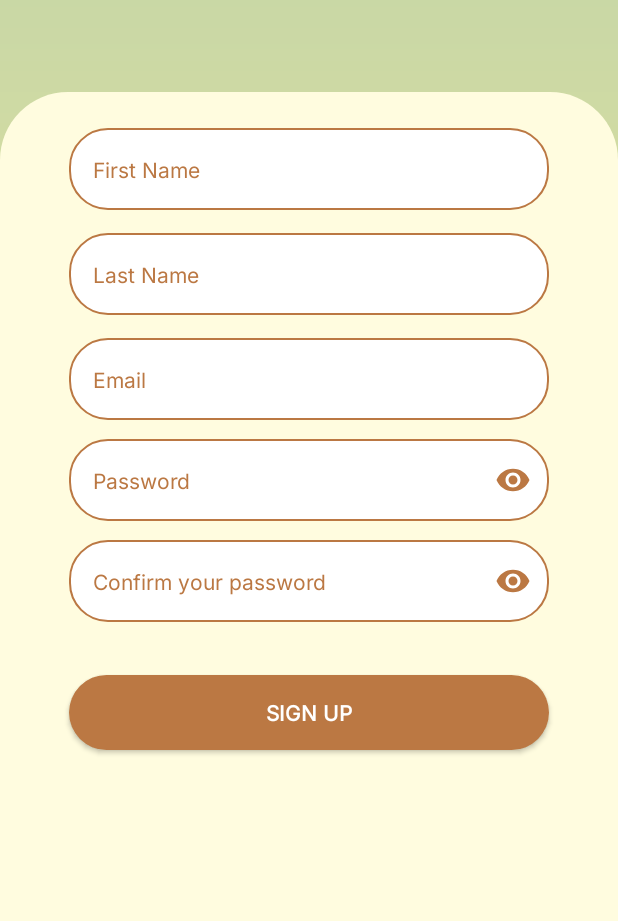
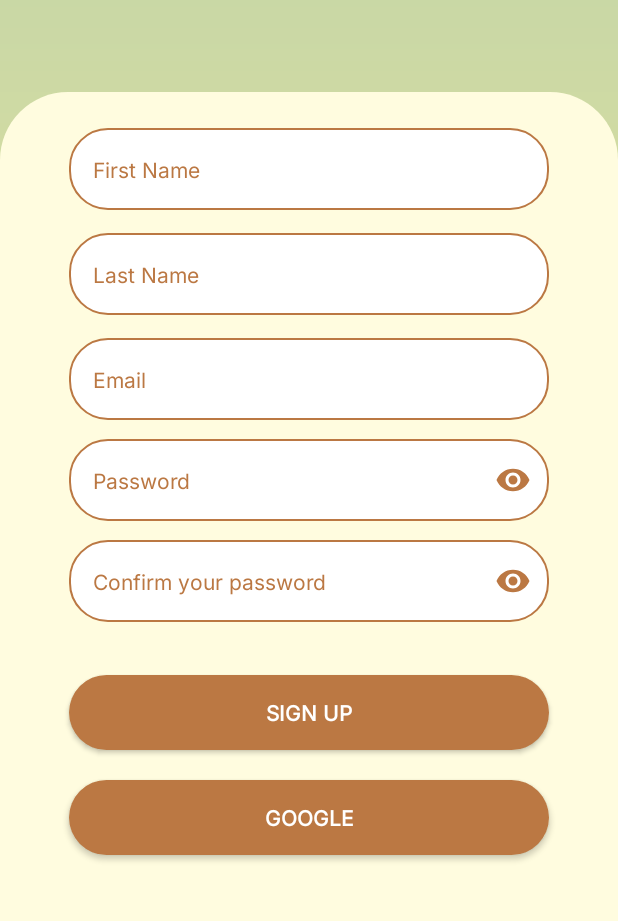
Before and after one commit to gelaelala/WanderPaw-Project, an Android app: the SignUpActivity screen opened directly, with no data from a screen before it, on a phone screen of 412 x 824 dp, the part 217-1138 px from its top. Run offline under Robolectric (Android 15) with nearby library versions, the phone set to English and light mode, and no system bars; our stand-ins replace Firebase (no records; nobody signed in at launch, a user with empty details on screens opened directly); 2 statements that could not run were skipped.

Commit message:
implemented the google sign in in sign up page

```diff
--- a/Source Code/app/src/main/res/layout/activity_sign_up.xml
+++ b/Source Code/app/src/main/res/layout/activity_sign_up.xml
@@ -59,6 +59,26 @@
         android:background="@drawable/roundedbutton"
         android:fontFamily="@font/inter"
         android:text="@string/sign_up"
+        android:textAlignment="center"
+        android:textColor="@color/white"
+        android:textSize="14sp"
+        android:textStyle="bold"
+        android:typeface="normal"
+        app:layout_constraintBottom_toBottomOf="parent"
+        app:layout_constraintEnd_toEndOf="parent"
+        app:layout_constraintStart_toStartOf="parent"
+        app:layout_constraintTop_toBottomOf="@+id/confirmPasswordLayout"
+        app:layout_constraintVertical_bias="0.0" />
+
+    <androidx.appcompat.widget.AppCompatButton
+        android:id="@+id/googleButton"
+        android:layout_width="320dp"
+        android:layout_height="50sp"
+        android:layout_marginHorizontal="16dp"
+        android:layout_marginTop="100dp"
+        android:background="@drawable/roundedbutton"
+        android:fontFamily="@font/inter"
+        android:text="Google"
         android:textAlignment="center"
         android:textColor="@color/white"
         android:textSize="14sp"
```
Also changed, not shown: Source Code/app/src/main/java/com/codingstuff/loginandsignup/SignUpActivity.kt (+72 -0 lines).
